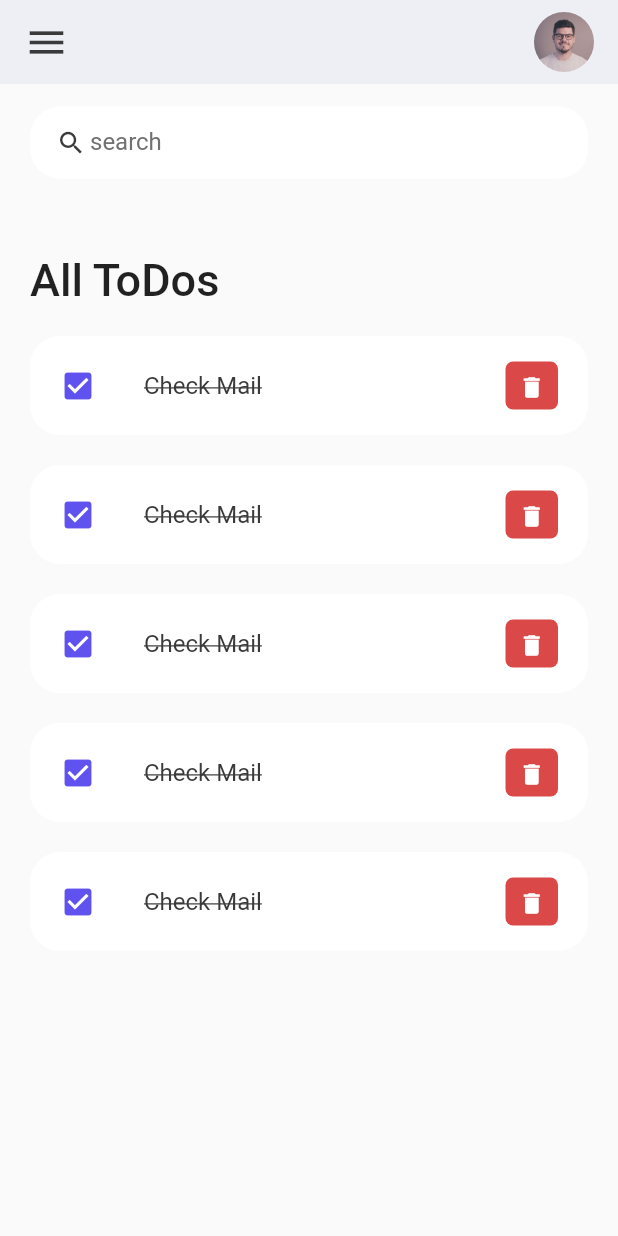
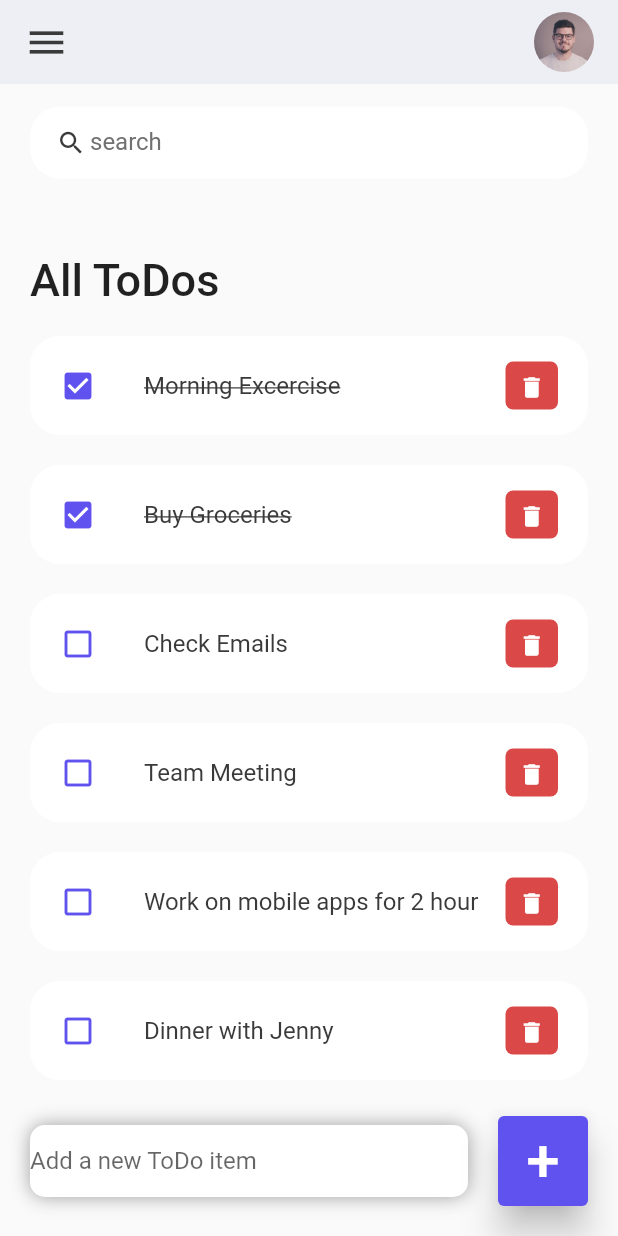
Before and after one commit to oluchristian/todo, a Flutter app: the screen it shows after launch, on a phone screen of 412 x 824 dp. Run offline on Flutter 3.47's test engine with Material 2 defaults, Android fonts, the phone set to English and light mode, and no system bars.

Commit message:
3rd commit

```diff
--- a/lib/main.dart
+++ b/lib/main.dart
@@ -13,7 +13,7 @@ class MyApp extends StatelessWidget {
   Widget build(BuildContext context) {
     SystemChrome.setSystemUIOverlayStyle(
         SystemUiOverlayStyle(statusBarColor: Colors.transparent));
-    return const MaterialApp(
+    return MaterialApp(
       debugShowCheckedModeBanner: false,
       title: 'ToDo App',
       home: Home(),
--- /dev/null
+++ b/lib/model/todo.dart
@@ -0,0 +1,18 @@
+class ToDo{
+  String? id;
+  String? todoText;
+  bool isDone;
+
+  ToDo({required this.id, required this.todoText, this.isDone = false});
+
+  static List<ToDo> todoList(){
+        return [
+      ToDo(id: '01', todoText: 'Morning Excercise', isDone: true ),
+      ToDo(id: '02', todoText: 'Buy Groceries', isDone: true ),
+      ToDo(id: '03', todoText: 'Check Emails', ),
+      ToDo(id: '04', todoText: 'Team Meeting', ),
+      ToDo(id: '05', todoText: 'Work on mobile apps for 2 hour', ),
+      ToDo(id: '06', todoText: 'Dinner with Jenny', ),
+    ];
+  }
+}
--- a/lib/screens/home.dart
+++ b/lib/screens/home.dart
@@ -1,15 +1,26 @@
 import 'package:flutter/material.dart';
 import 'package:flutter_todo_app/constants/colors.dart';
+import 'package:flutter_todo_app/model/todo.dart';
 import 'package:flutter_todo_app/widgets/todo_item.dart';
 
-class Home extends StatelessWidget {
-  const Home({super.key});
+class Home extends StatefulWidget {
+  Home({super.key});
+
+  @override
+  State<Home> createState() => _HomeState();
+}
+
+class _HomeState extends
+State<Home> {
+  final todosList = ToDo.todoList();
 
   @override
   Widget build(BuildContext context) {
     return Scaffold(
       appBar: _buildAppBar(),
-      body: Container(
+      body: Stack(
+        children: [
+          Container(
             padding: EdgeInsets.symmetric(
               horizontal: 20,
               vertical: 15,
@@ -33,16 +44,68 @@ class Home extends StatelessWidget {
                           ),
                         ),
                       ),
-                  ToDoItem(),
-                  ToDoItem(),
-                  ToDoItem(),
-                  ToDoItem(),
-                  ToDoItem(),
+                      for (ToDo todoo in todosList)
+                        ToDoItem(
+                          todo: todoo,
+                        ),
                     ],
                   ),
                 ),
               ],
             ),
+          ),
+          Align(
+            alignment: Alignment.bottomCenter,
+            child: Row(
+              children: [
+                Expanded(
+                  child: Container(
+                    margin: EdgeInsets.only(
+                      bottom: 20,
+                      right: 20,
+                      left: 20,
+                    ),
+                    decoration: BoxDecoration(
+                      color: Colors.white,
+                      boxShadow: const [
+                        BoxShadow(
+                          color: Colors.grey,
+                          offset: Offset(0.0, 0.0),
+                          blurRadius: 10.0,
+                          spreadRadius: 0.0,
+                        ),
+                      ],
+                      borderRadius: BorderRadius.circular(10),
+                    ),
+                    child: TextField(
+                      decoration: InputDecoration(
+                        hintText: 'Add a new ToDo item',
+                        border: InputBorder.none,
+                      ),
+                    ),
+                  ),
+                ),
+                Container(
+                  margin: EdgeInsets.only(bottom: 20, right: 20),
+                  child: ElevatedButton(
+                    onPressed: () {},
+                    child: Text(
+                      '+',
+                      style: TextStyle(
+                        fontSize: 40,
+                      ),
+                    ),
+                    style: ElevatedButton.styleFrom(
+                      primary: tdBlue,
+                      minimumSize: Size(60, 60),
+                      elevation: 10,
+                    ),
+                  ),
+                ),
+              ],
+            ),
+          ),
+        ],
       ),
     );
   }
--- a/lib/widgets/todo_item.dart
+++ b/lib/widgets/todo_item.dart
@@ -1,8 +1,10 @@
 import 'package:flutter/material.dart';
 import 'package:flutter_todo_app/constants/colors.dart';
+import 'package:flutter_todo_app/model/todo.dart';
 
 class ToDoItem extends StatelessWidget {
-  const ToDoItem({super.key});
+  final ToDo todo;
+  const ToDoItem({super.key, required this.todo});
 
   @override
   Widget build(BuildContext context) {
@@ -18,15 +20,15 @@ class ToDoItem extends StatelessWidget {
         contentPadding: EdgeInsets.symmetric(horizontal: 20, vertical: 5),
         tileColor: Colors.white,
         leading: Icon(
-          Icons.check_box,
+          todo.isDone ? Icons.check_box : Icons.check_box_outline_blank,
           color: tdBlue,
         ),
         title: Text(
-          'Check Mail',
+          todo.todoText!,
           style: TextStyle(
             fontSize: 16,
             color: tdBlack,
-            decoration: TextDecoration.lineThrough,
+            decoration: todo.isDone ? TextDecoration.lineThrough : null,
           ),
         ),
         trailing: Container(
```
Lines whose indentation alone changed are shown as unchanged.
